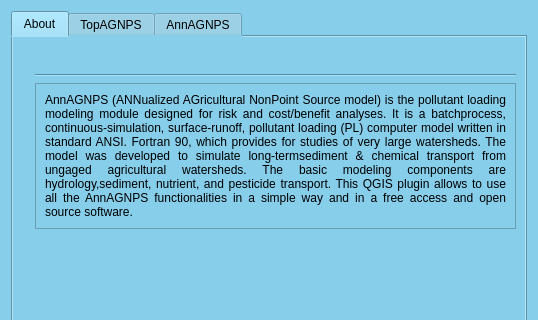
The window that ui/ephemeral_gully_dialog_base.ui (Inigobarbe/QGIS-AnnAGNPS) describes before a commit, drawn with Qt 5; both pictures show x 0 to 538 and y 0 to 320 of the 538 by 475 pixel window.
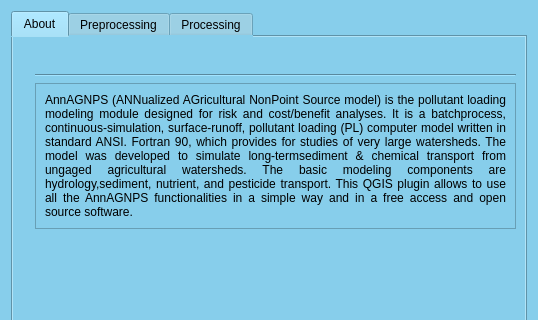
The same window after the commit.

What changed in the file:
```diff
--- a/ui/ephemeral_gully_dialog_base.ui
+++ b/ui/ephemeral_gully_dialog_base.ui
@@ -263,7 +263,7 @@
      </widget>
      <widget class="QWidget" name="tab_2">
       <attribute name="title">
-       <string>TopAGNPS</string>
+       <string>Preprocessing</string>
       </attribute>
       <layout class="QGridLayout" name="gridLayout_10">
        <item row="0" column="0">
@@ -981,7 +981,7 @@
      </widget>
      <widget class="QWidget" name="tab_3">
       <attribute name="title">
-       <string>AnnAGNPS</string>
+       <string>Processing</string>
       </attribute>
       <layout class="QGridLayout" name="gridLayout_7">
        <item row="0" column="0">
```
